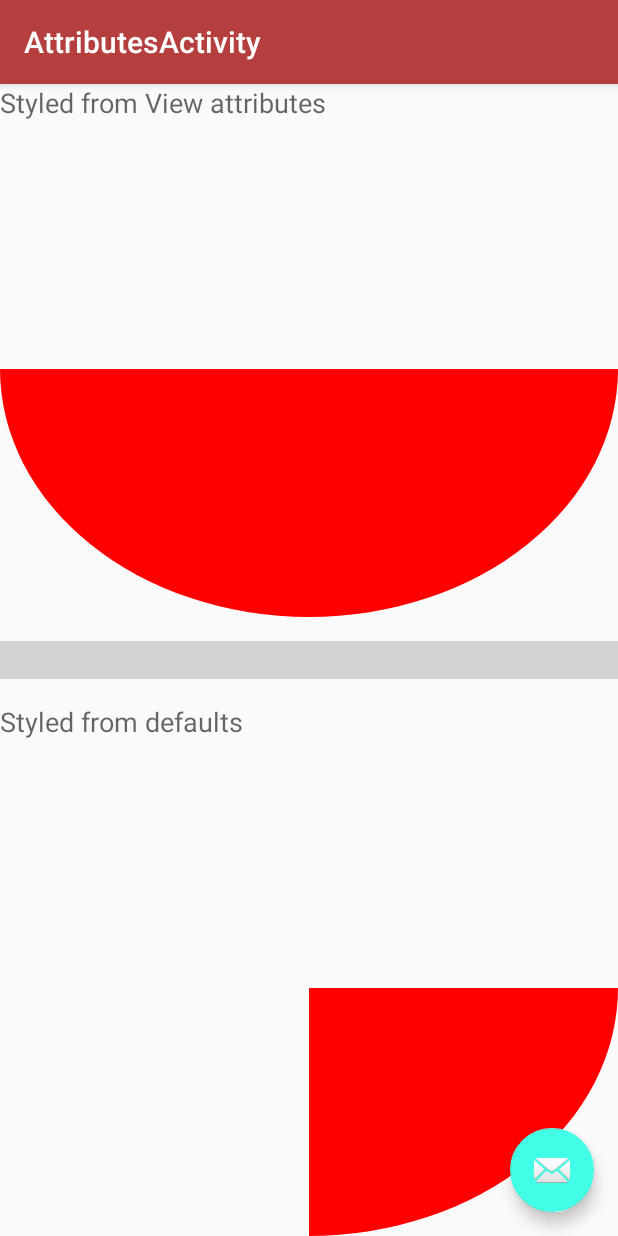
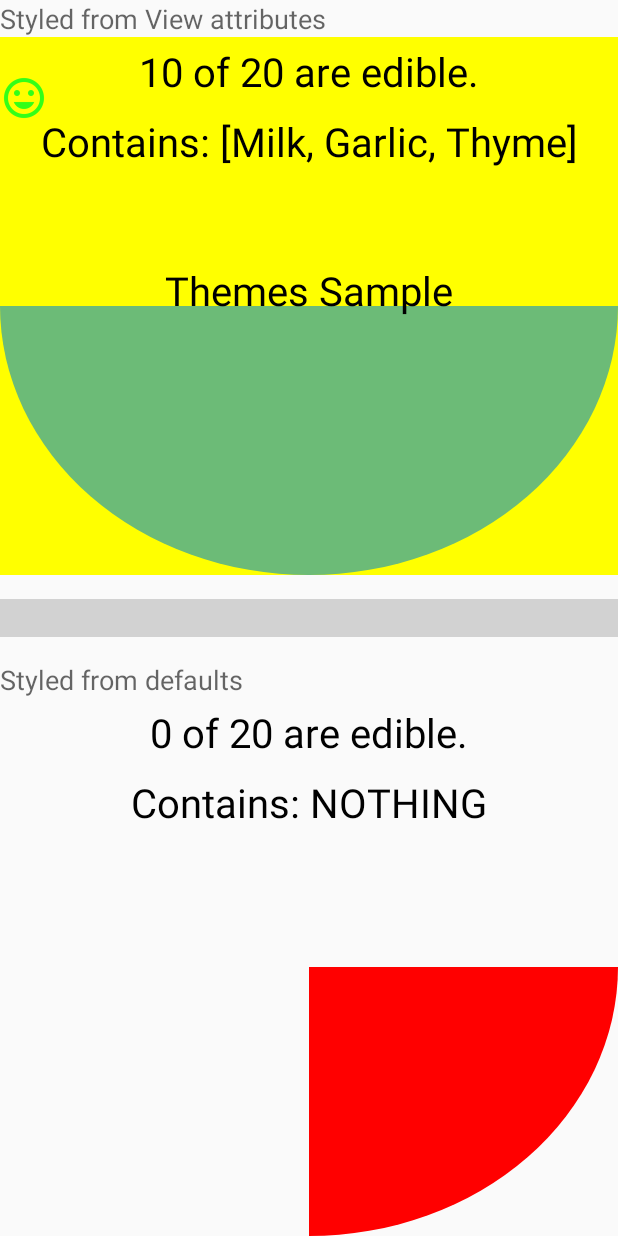
Before and after one commit to MoshDev/ThemesAndStyles, an Android app: the AttributesActivity screen opened directly, with no data from a screen before it, on a phone screen of 412 x 824 dp. Run offline under Robolectric (Android 15) with nearby library versions, the phone set to English and light mode, and no system bars.

Commit message:
add more samples

```diff
--- a/app/src/main/java/com/github/moshdev/themessample/attributes/AttributesActivity.java
+++ b/app/src/main/java/com/github/moshdev/themessample/attributes/AttributesActivity.java
@@ -1,11 +1,7 @@
 package com.github.moshdev.themessample.attributes;
 
 import android.os.Bundle;
-import android.support.design.widget.FloatingActionButton;
-import android.support.design.widget.Snackbar;
 import android.support.v7.app.AppCompatActivity;
-import android.support.v7.widget.Toolbar;
-import android.view.View;
 
 import com.github.moshdev.themessample.R;
 
@@ -15,18 +11,5 @@ public class AttributesActivity extends AppCompatActivity {
   protected void onCreate(Bundle savedInstanceState) {
     super.onCreate(savedInstanceState);
     setContentView(R.layout.activity_attributes);
-    Toolbar toolbar = (Toolbar) findViewById(R.id.toolbar);
-    setSupportActionBar(toolbar);
-
-    FloatingActionButton fab = (FloatingActionButton) findViewById(R.id.fab);
-    fab.setOnClickListener(new View.OnClickListener() {
-      @Override
-      public void onClick(View view) {
-        Snackbar.make(view, "Replace with your own action", Snackbar.LENGTH_LONG)
-            .setAction("Action", null)
-            .show();
-      }
-    });
   }
-
 }
--- a/app/src/main/java/com/github/moshdev/themessample/attributes/CheeseView.java
+++ b/app/src/main/java/com/github/moshdev/themessample/attributes/CheeseView.java
@@ -6,17 +6,52 @@ import android.content.res.TypedArray;
 import android.graphics.Canvas;
 import android.graphics.Color;
 import android.graphics.Paint;
+import android.graphics.drawable.Drawable;
 import android.support.annotation.Nullable;
 import android.util.AttributeSet;
+import android.util.TypedValue;
 import android.view.View;
 
 import com.github.moshdev.themessample.R;
 
+import java.util.ArrayList;
+import java.util.Arrays;
+import java.util.Locale;
+
 public class CheeseView extends View {
 
+  /**
+   * Cheese Type Enum Values
+   */
+  private static final int CHEESE_TYPE_NONE = 0;
+  private static final int CHEESE_TYPE_NORMAL = 1;
+  private static final int CHEESE_TYPE_DARK = 2;
+
+  /**
+   * Cheese Portion Color Enum Values
+   */
+  private static final int PORTION_COLOR_LIGHT = -1;
+  private static final int PORTION_COLOR_DARK = -2;
+
+  /**
+   * Cheese Ingredients
+   */
+  private static final int INGREDIENTS_MILK = 1;
+  private static final int INGREDIENTS_PEPPER = 2;
+  private static final int INGREDIENTS_GARLIC = 4;
+  private static final int INGREDIENTS_THYME = 8;
+
+  private CharSequence overlayText;
+
   private float sweepAngle;
+  private int cheeseType;
 
   private final Paint paint = new Paint(Paint.ANTI_ALIAS_FLAG);
+  private final Paint textPaint = new Paint(Paint.ANTI_ALIAS_FLAG);
+  private float edibleRate;
+  private String ingredientsContents;
+
+  private Drawable manufactureLogo;
 
   public CheeseView(Context context) {
     this(context, null);
@@ -25,19 +60,101 @@ public class CheeseView extends View {
   public CheeseView(Context context, @Nullable AttributeSet attrs) {
     super(context, attrs);
 
-    TypedArray typedArray = context.obtainStyledAttributes(attrs,
-        new int[]{R.attr.cheese_portion});
-    sweepAngle = typedArray.getFloat(0, 90f);
+    TypedArray typedArray = context.obtainStyledAttributes(attrs, R.styleable.CheeseView);
+    //Float
+    sweepAngle = typedArray.getFloat(R.styleable.CheeseView_sweep_angle, 90);
+
+    //Enum
+    cheeseType = typedArray.getInt(R.styleable.CheeseView_cheese_type, CHEESE_TYPE_NONE);
+
+    //Color & Default value Enums
+    int portionColor;
+    TypedValue portionColorValue = new TypedValue();
+    if (typedArray.getValue(R.styleable.CheeseView_portion_color, portionColorValue)) {
+      portionColor = portionColorValue.data;
+      if (portionColor == PORTION_COLOR_LIGHT) {
+        portionColor = 0xFF6CBB77;
+      } else if (portionColor == PORTION_COLOR_DARK) {
+        portionColor = 0xFF2032BB;
+      }
+    } else {
+      portionColor = Color.RED;
+    }
+
+    //String
+    overlayText = typedArray.getText(R.styleable.CheeseView_overlay_text);
+    if (overlayText == null) {
+      overlayText = "";
+    }
+
+    //Fraction
+    edibleRate = typedArray.getFraction(R.styleable.CheeseView_rats_fraction, 20, 1, 0f);
+
+    //Flags
+    int ingredientsFlags = typedArray.getInt(R.styleable.CheeseView_ingredients, 0);
+    if (ingredientsFlags != 0) {
+      ArrayList<String> ingredientsList = new ArrayList<>();
+      if ((ingredientsFlags & INGREDIENTS_MILK) == INGREDIENTS_MILK) {
+        ingredientsList.add("Milk");
+      }
+      if ((ingredientsFlags & INGREDIENTS_GARLIC) == INGREDIENTS_GARLIC) {
+        ingredientsList.add("Garlic");
+      }
+      if ((ingredientsFlags & INGREDIENTS_PEPPER) == INGREDIENTS_PEPPER) {
+        ingredientsList.add("Pepper");
+      }
+      if ((ingredientsFlags & INGREDIENTS_THYME) == INGREDIENTS_THYME) {
+        ingredientsList.add("Thyme");
+      }
+
+      ingredientsContents = Arrays.toString(ingredientsList.toArray());
+    } else {
+      ingredientsContents = "NOTHING";
+    }
+
+    //Reference
+    manufactureLogo = typedArray.getDrawable(R.styleable.CheeseView_manufacture_logo);
+
     typedArray.recycle();
 
     paint.setStyle(Paint.Style.FILL);
-    paint.setColor(Color.RED);
+    paint.setColor(portionColor);
+
+    textPaint.setColor(Color.BLACK);
+    textPaint.setTextSize(40);
+    textPaint.setTextAlign(Paint.Align.CENTER);
 
   }
 
   @Override
   protected void onDraw(Canvas canvas) {
     super.onDraw(canvas);
+    switch (cheeseType) {
+      case CHEESE_TYPE_NONE:
+        break;
+      case CHEESE_TYPE_NORMAL:
+        canvas.drawColor(Color.YELLOW);
+        break;
+      case CHEESE_TYPE_DARK:
+        canvas.drawColor(Color.GREEN);
+        break;
+    }
     canvas.drawArc(0, 0, getWidth(), getHeight(), 0, sweepAngle, true, paint);
+
+    canvas.drawText(overlayText, 0, overlayText.length(), getWidth() / 2, getHeight() / 2,
+        textPaint);
+
+    canvas.drawText(String.format(Locale.US, "%s of 20 are edible.", (int) edibleRate),
+        getWidth() / 2, 50, textPaint);
+
+    canvas.drawText(String.format(Locale.US, "Contains: %s", ingredientsContents), getWidth() / 2,
+        120, textPaint);
+
+    if (manufactureLogo != null) {
+      manufactureLogo.setBounds(getLeft(), getTop(),
+          getLeft() + manufactureLogo.getIntrinsicWidth(),
+          getTop() + manufactureLogo.getIntrinsicHeight());
+      manufactureLogo.draw(canvas);
+    }
   }
 }
--- a/app/src/main/res/layout/activity_attributes.xml
+++ b/app/src/main/res/layout/activity_attributes.xml
@@ -1,34 +1,50 @@
 <?xml version="1.0" encoding="utf-8"?>
-<android.support.design.widget.CoordinatorLayout
+<LinearLayout
+  android:id="@+id/content_attributes"
   xmlns:android="http://schemas.android.com/apk/res/android"
   xmlns:app="http://schemas.android.com/apk/res-auto"
   xmlns:tools="http://schemas.android.com/tools"
   android:layout_width="match_parent"
   android:layout_height="match_parent"
+  android:orientation="vertical"
+  app:layout_behavior="@string/appbar_scrolling_view_behavior"
   tools:context="com.github.moshdev.themessample.attributes.AttributesActivity">
 
-  <android.support.design.widget.AppBarLayout
+  <TextView
     android:layout_width="match_parent"
     android:layout_height="wrap_content"
-    android:theme="@style/AppTheme.AppBarOverlay">
+    android:text="Styled from View attributes"
+    android:textAppearance="@style/TextAppearance.AppCompat.Medium"/>
 
-    <android.support.v7.widget.Toolbar
-      android:id="@+id/toolbar"
-      android:layout_width="match_parent"
-      android:layout_height="?attr/actionBarSize"
-      android:background="?attr/colorPrimary"
-      app:popupTheme="@style/AppTheme.PopupOverlay"/>
+  <com.github.moshdev.themessample.attributes.CheeseView
+    android:layout_width="match_parent"
+    android:layout_height="0dp"
+    android:layout_weight="1"
+    app:cheese_type="normal"
+    app:ingredients="milk|thyme|garlic"
+    app:manufacture_logo="@drawable/ic_action_cheese_company"
+    app:overlay_text="@string/app_name"
+    app:portion_color="light"
+    app:rats_fraction="50%"
+    app:sweep_angle="180"/>
 
-  </android.support.design.widget.AppBarLayout>
+  <View
+    android:layout_width="match_parent"
+    android:layout_height="25dp"
+    android:layout_marginBottom="16dp"
+    android:layout_marginTop="16dp"
+    android:background="#3333"/>
 
-  <include layout="@layout/content_attributes"/>
+  <TextView
+    android:layout_width="match_parent"
+    android:layout_height="wrap_content"
+    android:text="Styled from defaults"
+    android:textAppearance="@style/TextAppearance.AppCompat.Medium"/>
 
-  <android.support.design.widget.FloatingActionButton
-    android:id="@+id/fab"
-    android:layout_width="wrap_content"
-    android:layout_height="wrap_content"
-    android:layout_gravity="bottom|end"
-    android:layout_margin="@dimen/fab_margin"
-    app:srcCompat="@android:drawable/ic_dialog_email"/>
+  <com.github.moshdev.themessample.attributes.CheeseView
+    android:layout_width="match_parent"
+    android:layout_height="0dp"
+    android:layout_weight="1"/>
 
-</android.support.design.widget.CoordinatorLayout>
+
+</LinearLayout>
--- a/app/src/main/res/layout/content_attributes.xml
+++ /dev/null
@@ -1,47 +0,0 @@
-<?xml version="1.0" encoding="utf-8"?>
-<LinearLayout
-  android:id="@+id/content_attributes"
-  xmlns:android="http://schemas.android.com/apk/res/android"
-  xmlns:app="http://schemas.android.com/apk/res-auto"
-  xmlns:tools="http://schemas.android.com/tools"
-  android:layout_width="match_parent"
-  android:layout_height="match_parent"
-  android:orientation="vertical"
-  app:layout_behavior="@string/appbar_scrolling_view_behavior"
-  tools:context="com.github.moshdev.themessample.attributes.AttributesActivity"
-  tools:showIn="@layout/activity_attributes">
-
-
-  <TextView
-    android:layout_width="match_parent"
-    android:layout_height="wrap_content"
-    android:text="Styled from View attributes"
-    android:textAppearance="@style/TextAppearance.AppCompat.Medium"/>
-
-  <com.github.moshdev.themessample.attributes.CheeseView
-    android:layout_width="match_parent"
-    android:layout_height="0dp"
-    android:layout_weight="1"
-    app:cheese_portion="180"/>
-
-  <View
-    android:layout_width="match_parent"
-    android:layout_height="25dp"
-    android:layout_marginBottom="16dp"
-    android:layout_marginTop="16dp"
-    android:background="#3333"/>
-
-  <TextView
-    android:layout_width="match_parent"
-    android:layout_height="wrap_content"
-    android:text="Styled from defaults"
-    android:textAppearance="@style/TextAppearance.AppCompat.Medium"/>
-
-  <com.github.moshdev.themessample.attributes.CheeseView
-    android:layout_width="match_parent"
-    android:layout_height="0dp"
-    android:layout_weight="1"/>
-
-
-
-</LinearLayout>
--- a/app/src/main/res/values/attrs.xml
+++ b/app/src/main/res/values/attrs.xml
@@ -1,6 +1,31 @@
 <?xml version="1.0" encoding="utf-8"?>
 <resources>
 
-  <attr name="cheese_portion" format="string|reference"/>
+  <declare-styleable name="CheeseView">
+    <attr name="sweep_angle" format="float"/>
+    <attr name="cheese_type" format="enum">
+      <enum name="normal" value="1"/>
+      <enum name="dark" value="2"/>
+    </attr>
+
+    <attr name="portion_color" format="color">
+      <enum name="light" value="-1"/>
+      <enum name="dark" value="-2"/>
+    </attr>
+
+    <attr name="overlay_text" format="string"/>
+
+    <attr name="rats_fraction" format="fraction"/>
+
+    <attr name="ingredients">
+      <flag name="milk" value="1"/>
+      <flag name="pepper" value="2"/>
+      <flag name="garlic" value="4"/>
+      <flag name="thyme" value="8"/>
+    </attr>
+
+    <attr name="manufacture_logo" format="reference"/>
+
+  </declare-styleable>
 
 </resources>
--- a/app/src/main/res/values/styles.xml
+++ b/app/src/main/res/values/styles.xml
@@ -2,6 +2,7 @@
 
   <!-- Base application theme. -->
   <style name="AppTheme" parent="Theme.AppCompat.Light.DarkActionBar">
+
     <!-- Customize your theme here. -->
     <item name="colorPrimary">@color/colorPrimary</item>
     <item name="colorPrimaryDark">@color/colorPrimaryDark</item>
```
Also changed, not shown: app/src/main/res/drawable-hdpi/ic_action_cheese_company.png (added), app/src/main/res/drawable-mdpi/ic_action_cheese_company.png (added), app/src/main/res/drawable-xhdpi/ic_action_cheese_company.png (added), app/src/main/res/drawable-xxhdpi/ic_action_cheese_company.png (added).
